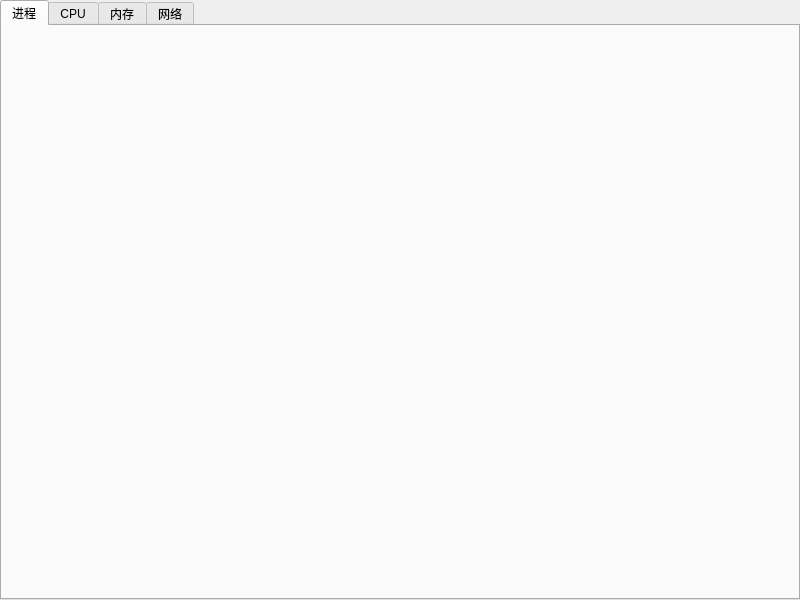
The window that mainwindow.ui (Codevka/qttop) describes before a commit, drawn with Qt 5.
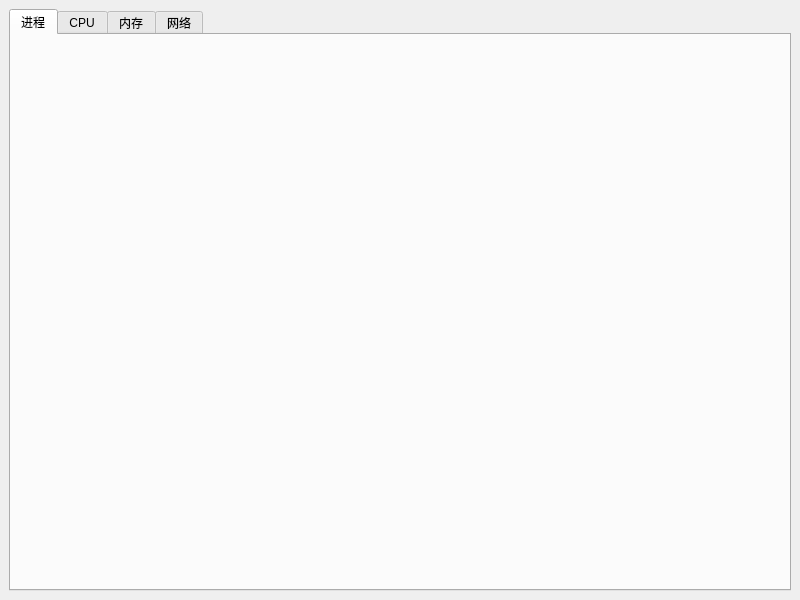
The same window after the commit.

Commit message: feat: UI adaptive resizing

```diff
--- a/mainwindow.ui
+++ b/mainwindow.ui
@@ -14,15 +14,9 @@
    <string>MainWindow</string>
   </property>
   <widget class="QWidget" name="centralwidget">
+   <layout class="QGridLayout" name="gridLayout">
+    <item row="0" column="0">
    <widget class="QTabWidget" name="tabWidget">
-    <property name="geometry">
-     <rect>
-      <x>0</x>
-      <y>0</y>
-      <width>800</width>
-      <height>600</height>
-     </rect>
-    </property>
     <property name="autoFillBackground">
      <bool>false</bool>
     </property>
@@ -56,6 +50,8 @@
      </attribute>
     </widget>
    </widget>
+    </item>
+   </layout>
   </widget>
  </widget>
  <resources/>
```
Lines whose indentation alone changed are shown as unchanged. The commit also changes 1 other file.
